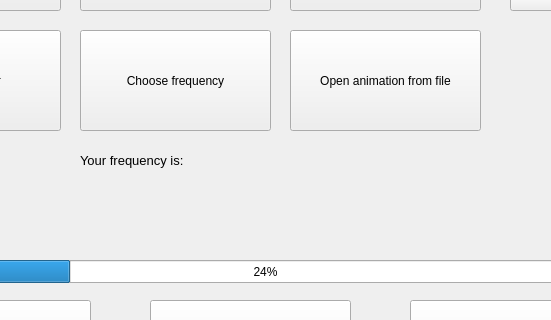
This is menu-gui/v1.ui in DBrzoskowski/LED-Framework-GUI as Qt 5 draws it before an edit; both pictures show x 140 to 691 and y 119 to 439 of the 819 by 605 pixel window. The edited form follows.
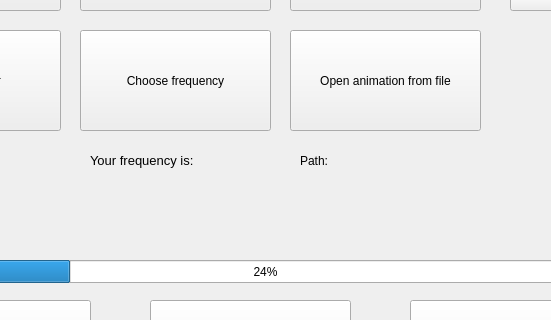
This is the edited form.

Commit message: Add new view of gui, add new functionality

What changed in the file:
```diff
--- a/menu-gui/v1.ui
+++ b/menu-gui/v1.ui
@@ -176,9 +176,9 @@
    <widget class="QLabel" name="frequencyLabel">
     <property name="geometry">
      <rect>
-      <x>220</x>
+      <x>230</x>
       <y>250</y>
-      <width>191</width>
+      <width>171</width>
       <height>21</height>
      </rect>
     </property>
@@ -209,6 +209,19 @@
      <string>Color</string>
     </property>
    </widget>
+   <widget class="QLabel" name="pathLabel">
+    <property name="geometry">
+     <rect>
+      <x>440</x>
+      <y>250</y>
+      <width>171</width>
+      <height>21</height>
+     </rect>
+    </property>
+    <property name="text">
+     <string>Path: </string>
+    </property>
+   </widget>
   </widget>
   <widget class="QMenuBar" name="menubar">
    <property name="geometry">
```
The commit also changes 4 other files.
